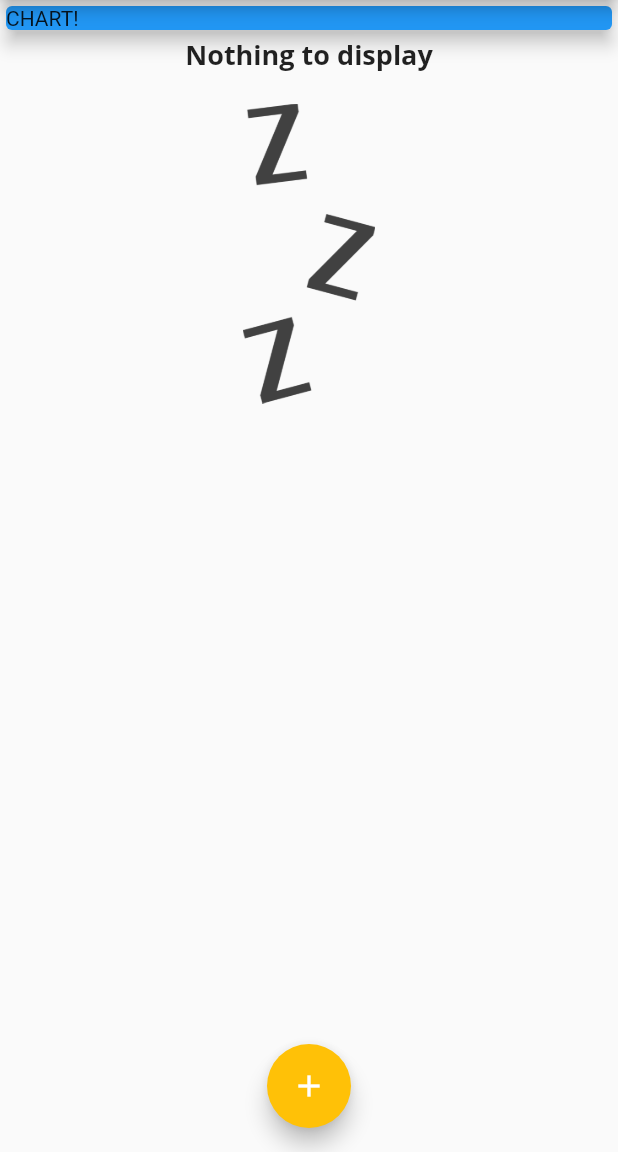
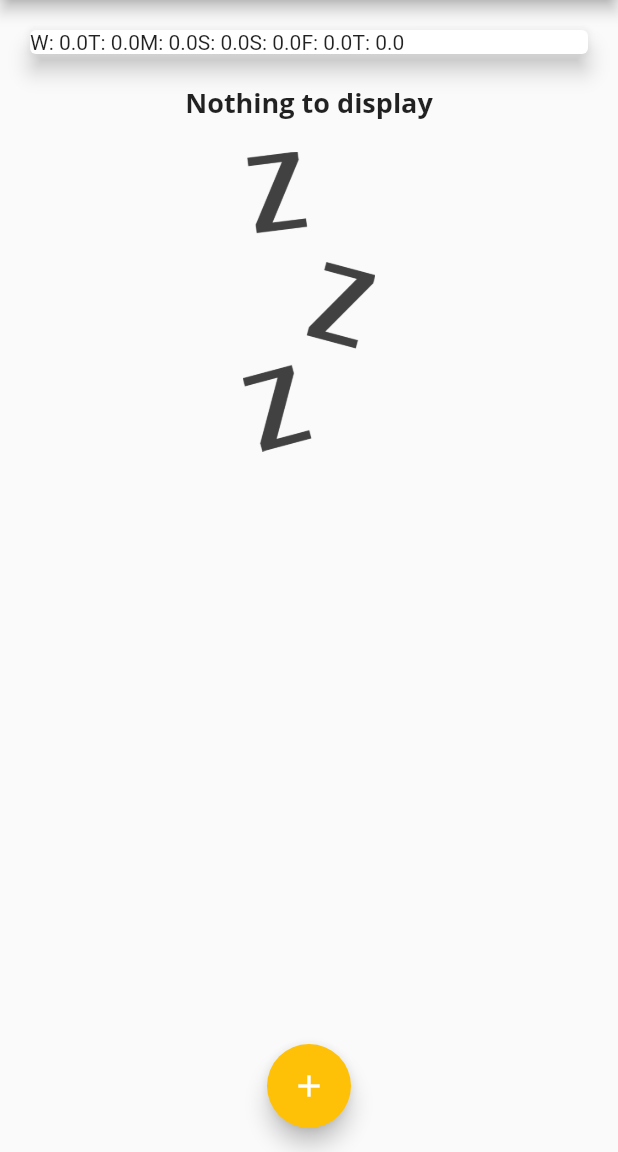
Before and after one commit to raman04-byte/chores, a Flutter app: the screen it shows after launch, on a phone screen of 412 x 824 dp, the part 84-1236 px from its top. Run offline on Flutter 3.47's test engine with Material 2 defaults, Android fonts, the light colour scheme and no system bars; Roboto replaces fonts that are missing (Open Sans).

Commit message:
Added charts

```diff
--- a/lib/main.dart
+++ b/lib/main.dart
@@ -1,3 +1,4 @@
+import 'package:chores/widgets/chart.dart';
 import 'package:chores/widgets/new_tranaction.dart';
 import 'package:chores/widgets/transaction_list.dart';
 import 'package:flutter/material.dart';
@@ -73,6 +74,16 @@ class _MyHomePageState extends State<MyHomePage> {
         });
   }
 
+  List<Transation> get _recentTransaction {
+    return _userTransaction.where((tx) {
+      return tx.date.isAfter(
+        DateTime.now().subtract(
+          Duration(days: 7),
+        ),
+      );
+    }).toList();
+  }
+
   @override
   Widget build(BuildContext context) {
     return Scaffold(
@@ -95,14 +106,7 @@ class _MyHomePageState extends State<MyHomePage> {
         child: Column(
           crossAxisAlignment: CrossAxisAlignment.stretch,
           children: [
-            Container(
-              width: double.infinity,
-              child: const Card(
-                color: Colors.blue,
-                elevation: 5,
-                child: Text('CHART!'),
-              ),
-            ),
+            Chart(_recentTransaction),
             _userTransaction.isEmpty
                 ? Column(
                     children: [
--- a/lib/widgets/chart.dart
+++ b/lib/widgets/chart.dart
@@ -1,19 +1,39 @@
 import 'package:flutter/material.dart';
+import 'package:intl/intl.dart';
 
-class Chart extends StatefulWidget {
-  const Chart({super.key});
+import '../models/transaction.dart';
 
-  @override
-  State<Chart> createState() => _ChartState();
-}
+class Chart extends StatelessWidget {
+  List<Transation> recentTransations = [];
+  Chart(this.recentTransations, {super.key});
 
-class _ChartState extends State<Chart> {
+  List<Map<String, Object>> get groupedTransactionValues {
+    return List.generate(7, (index) {
+      final weekday = DateTime.now().subtract(
+        Duration(days: index),
+      );
+      double totalSum = 0.0;
+      for (var i = 0; i < recentTransations.length; i++) {
+        if (recentTransations[i].date.day == weekday.day &&
+            recentTransations[i].date.month == weekday.month &&
+            recentTransations[i].date.year == weekday.year) {
+          totalSum += recentTransations[i].amount;
+        }
+      }
+      return {'day': DateFormat.E().format(weekday).substring(0,1), 'amount': totalSum};
+    });
+  }
+
   @override
   Widget build(BuildContext context) {
     return Card(
       elevation: 6,
       margin: EdgeInsets.all(20),
-      child: ,
+      child: Row(
+        children: groupedTransactionValues.map((data) {
+          return Text('${data['day']}: ${data['amount']}');
+        }).toList(),
+      ),
     );
   }
 }
```
